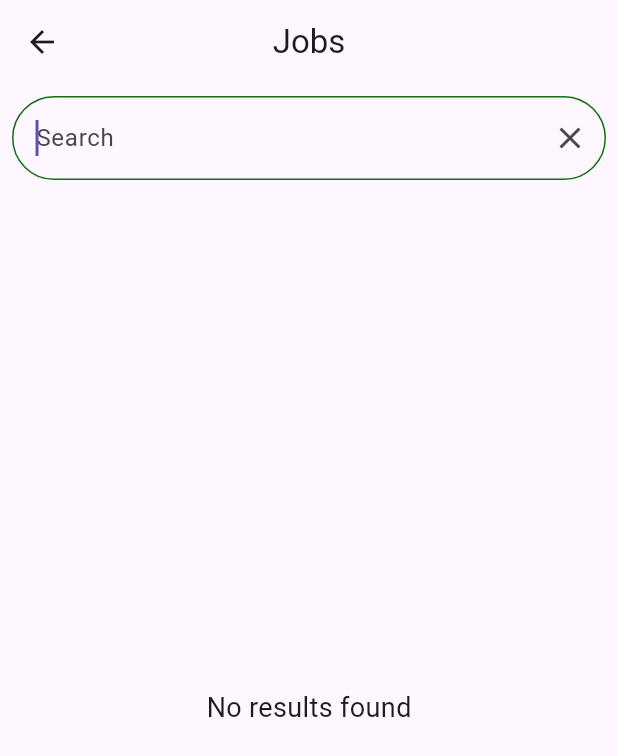
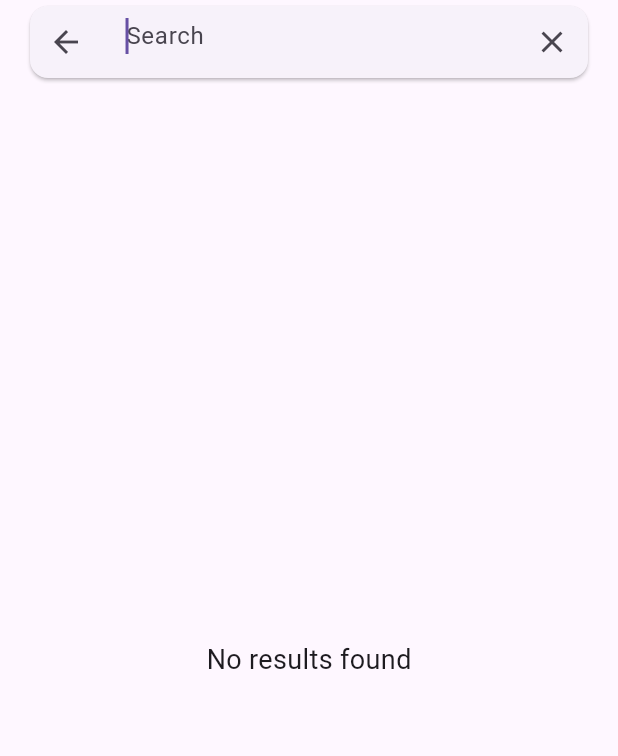
Before and after one commit to AnchorMiles/kazi_connect, a Flutter app: the SearchPage screen opened directly, on a phone screen of 412 x 824 dp. Shown: the top 756 px of the screen. Run offline on Flutter 3.47's test engine with Material 2 defaults, Android fonts, the phone set to English and light mode, and no system bars; our stand-ins replace cached_network_image, cloud_firestore, easy_dynamic_theme, firebase_auth, firebase_core, firebase_storage and 6 more; missing offline and left inert: firebase_ui_auth, firebase_ui_oauth_google, flutter_phone_direct_caller; accounts and stored records are empty; generated files the repository leaves out were written again; network calls fail.

Commit message:
improved search bar

```diff
--- a/lib/presentation/home/appbar_destinations/search_page.dart
+++ b/lib/presentation/home/appbar_destinations/search_page.dart
@@ -24,15 +24,8 @@ class _SearchPageState extends State<SearchPage> {
   Widget build(BuildContext context) {
     return Scaffold(
       appBar: AppBar(
-        centerTitle: true,
-        title: const Text("Jobs"),
-      ),
-      body: Padding(
-        padding: const EdgeInsets.all(8.0),
-        child: Column(
-          children: [
-            Padding(
-              padding: const EdgeInsets.only(bottom: 8.0),
+        automaticallyImplyLeading: false,
+        title: Card(
           child: TextField(
             autofocus: true,
             autocorrect: true,
@@ -50,6 +43,11 @@ class _SearchPageState extends State<SearchPage> {
             },
             decoration: InputDecoration(
                 hintText: "Search",
+                icon: IconButton(
+                    onPressed: () {
+                      Navigator.pop(context);
+                    },
+                    icon: const Icon(Icons.arrow_back)),
                 suffixIcon: IconButton(
                   tooltip: "Clear",
                   onPressed: () {
@@ -59,19 +57,16 @@ class _SearchPageState extends State<SearchPage> {
                   },
                   icon: const Icon(Icons.clear),
                 ),
-                  enabledBorder: OutlineInputBorder(
-                    borderRadius: BorderRadius.circular(24.0),
-                  ),
-                  focusedBorder: OutlineInputBorder(
-                    borderSide: BorderSide(
-                      color: Theme.of(context).primaryColor,
-                    ),
-                    borderRadius: BorderRadius.circular(48.0),
-                  ),
-                ),
+                focusedBorder: InputBorder.none,
+                enabledBorder: InputBorder.none),
             textInputAction: TextInputAction.search,
           ),
         ),
+      ),
+      body: Padding(
+        padding: const EdgeInsets.all(8.0),
+        child: Column(
+          children: [
             Expanded(
               child: StreamBuilder(
                 stream: FirebaseFirestore.instance
```
Lines whose indentation alone changed are shown as unchanged.
